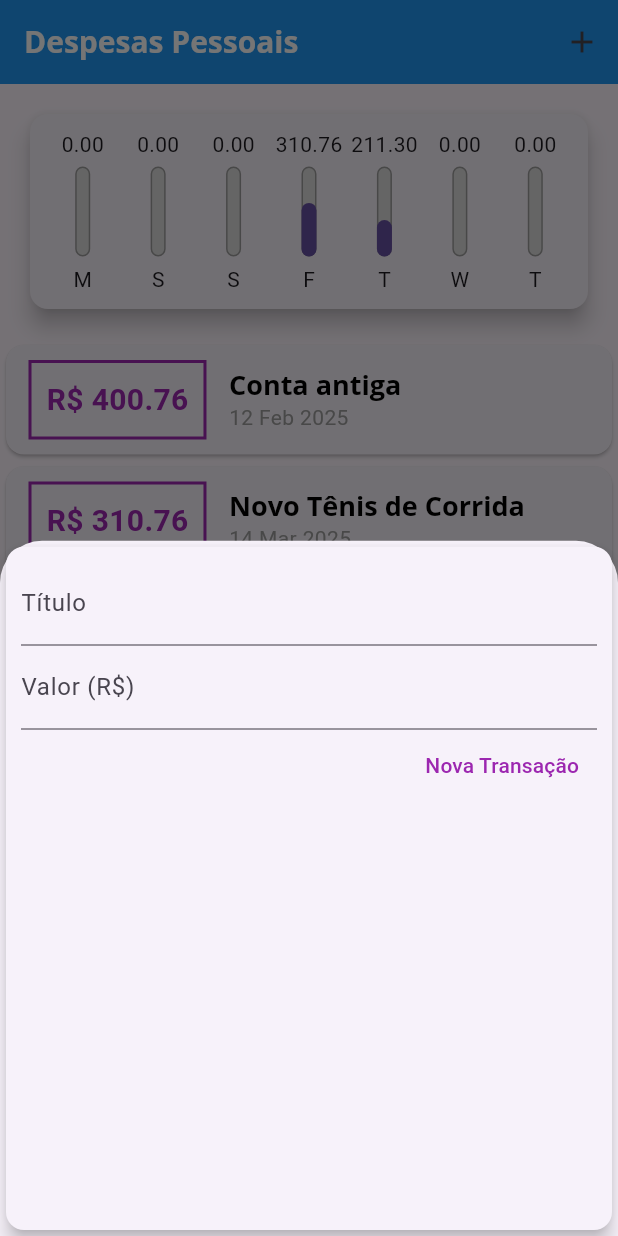
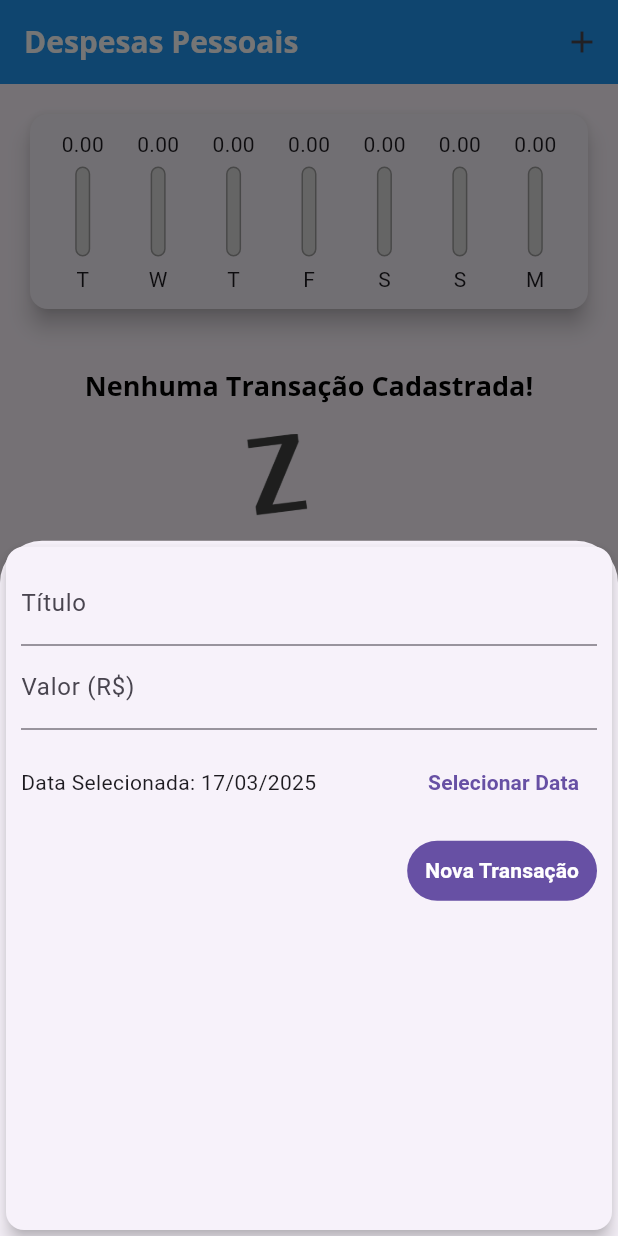
Before and after one commit to VladimirCGF/Expenses-Curso-Udemy, a Flutter app: the screen it shows after launch, after a tap on the "add" icon, on a phone screen of 412 x 824 dp. Run offline on Flutter 3.47's test engine with Material 3 defaults, Android fonts, the phone set to English and light mode, and no system bars.

Commit message:
Transação com Data

```diff
--- a/lib/components/chart.dart
+++ b/lib/components/chart.dart
@@ -25,7 +25,7 @@ class Chart extends StatelessWidget {
       }
 
       return {'day': DateFormat.E().format(weekDay)[0], 'value': totalSum};
-    });
+    }).reversed.toList();
   }
 
   double get _weekTotalValue {
@@ -50,7 +50,7 @@ class Chart extends StatelessWidget {
                   child: ChartBar(
                     label: tr['day'] as String,
                     value: tr['value'] as double,
-                    percentage: (tr['value'] as double) / _weekTotalValue,
+                    percentage: _weekTotalValue == 0 ? 0 : (tr['value'] as double) / _weekTotalValue,
                   ),
                 );
               }).toList(),
--- a/lib/components/chart_bar.dart
+++ b/lib/components/chart_bar.dart
@@ -16,8 +16,10 @@ class ChartBar extends StatelessWidget {
   Widget build(BuildContext context) {
     return Column(
       children: <Widget>[
-        FittedBox(
-            child: Text(value.toStringAsFixed(2))),
+        Container(
+          height: 20,
+          child: FittedBox(child: Text(value.toStringAsFixed(2))),
+        ),
         SizedBox(height: 5),
         Container(
           height: 60,
--- a/lib/components/transaction_form.dart
+++ b/lib/components/transaction_form.dart
@@ -1,28 +1,45 @@
 import 'package:flutter/material.dart';
+import 'package:intl/intl.dart';
 
 class TransactionForm extends StatefulWidget {
-  final void Function(String, double) onSubmit;
+  final void Function(String, double, DateTime) onSubmit;
 
-  const TransactionForm(this.onSubmit, {Key? key}) : super(key: key);
+  const TransactionForm(this.onSubmit, {super.key});
 
   @override
   State<TransactionForm> createState() => _TransactionFormState();
 }
 
 class _TransactionFormState extends State<TransactionForm> {
-  final titleController = TextEditingController();
-
-  final valueController = TextEditingController();
+  final _titleController = TextEditingController();
+  final _valueController = TextEditingController();
+  DateTime _selectedDate = DateTime.now();
 
   _submitForm() {
-    final title = titleController.text;
-    final value = double.tryParse(valueController.text) ?? 0;
+    final title = _titleController.text;
+    final value = double.tryParse(_valueController.text) ?? 0;
 
-    if (title.isEmpty || value <= 0) {
+    if (title.isEmpty || value <= 0 || _selectedDate == null) {
       return;
     }
 
-    widget.onSubmit(title, value);
+    widget.onSubmit(title, value, _selectedDate);
+  }
+
+  _showDatePicker() {
+    showDatePicker(
+      context: context,
+      initialDate: DateTime.now(),
+      firstDate: DateTime(2019),
+      lastDate: DateTime.now(),
+    ).then((pickedDate) {
+      if (pickedDate == null) {
+        return;
+      }
+      setState(() {
+        _selectedDate = pickedDate;
+      });
+    });
   }
 
   @override
@@ -34,19 +51,40 @@ class _TransactionFormState extends State<TransactionForm> {
         child: Column(
           children: [
             TextField(
-              controller: titleController,
+              controller: _titleController,
               onSubmitted: (_) => _submitForm(),
-              decoration: const InputDecoration(
-                labelText: 'Título',
-              ),
+              decoration: const InputDecoration(labelText: 'Título'),
             ),
             TextField(
-              controller: valueController,
-              keyboardType:
-              const TextInputType.numberWithOptions(decimal: true),
+              controller: _valueController,
+              keyboardType: const TextInputType.numberWithOptions(
+                decimal: true,
+              ),
               onSubmitted: (_) => _submitForm(),
-              decoration: const InputDecoration(
-                labelText: 'Valor (R\$)',
+              decoration: const InputDecoration(labelText: 'Valor (R\$)'),
+            ),
+            Container(
+              height: 70,
+              child: Row(
+                children: <Widget>[
+                  Expanded(
+                    child: Text(
+                      _selectedDate == null
+                          ? 'Nenhum data selecionada!'
+                          : 'Data Selecionada: ${DateFormat('dd/MM/y').format(_selectedDate)}',
+                    ),
+                  ),
+                  TextButton(
+                    onPressed: _showDatePicker,
+                    child: Text(
+                      'Selecionar Data',
+                      style: TextStyle(
+                        color: Theme.of(context).primaryColor,
+                        fontWeight: FontWeight.bold,
+                      ),
+                    ),
+                  ),
+                ],
               ),
             ),
             Row(
@@ -54,13 +92,17 @@ class _TransactionFormState extends State<TransactionForm> {
               children: <Widget>[
                 TextButton(
                   onPressed: _submitForm,
+                  style: TextButton.styleFrom(
+                    backgroundColor: Theme.of(context).primaryColor,
+                  ),
                   child: const Text(
                     'Nova Transação',
                     style: TextStyle(
-                      color: Colors.purple,
+                      color: Colors.white,
+                      fontWeight: FontWeight.bold,
                     ),
                   ),
-                )
+                ),
               ],
             ),
           ],
--- a/lib/components/transaction_list.dart
+++ b/lib/components/transaction_list.dart
@@ -1,6 +1,7 @@
 import 'package:flutter/material.dart';
+import 'package:intl/intl.dart';
+
 import '../models/transaction.dart';
-import 'package:intl/intl.dart';
 
 class TransactionList extends StatelessWidget {
   final List<Transaction> transactions;
@@ -11,7 +12,8 @@ class TransactionList extends StatelessWidget {
   Widget build(BuildContext context) {
     return SizedBox(
       height: 300,
-      child: transactions.isEmpty
+      child:
+          transactions.isEmpty
               ? Column(
                 children: [
                   const SizedBox(height: 20),
@@ -34,45 +36,27 @@ class TransactionList extends StatelessWidget {
                 itemBuilder: (ctx, index) {
                   final tr = transactions[index];
                   return Card(
-            child: Row(
-              children: [
-                Container(
-                  margin: const EdgeInsets.symmetric(
-                    horizontal: 15,
-                    vertical: 10,
+                    elevation: 5,
+                    margin: EdgeInsets.symmetric(
+                      vertical: 8,
+                      horizontal: 5,
                     ),
-                  decoration: BoxDecoration(
-                    border: Border.all(
-                      color: Theme.of(context).colorScheme.primary,
-                      width: 2,
+                    child: ListTile(
+                      leading: CircleAvatar(
+                        radius: 30,
+                        child: Padding(
+                          padding: const EdgeInsets.all(6.0),
+                          child: FittedBox(
+                              child: Text('R\$${tr.value}')),
                         ),
                       ),
-                  padding: const EdgeInsets.all(10),
-                  child: Text(
-                    'R\$ ${tr.value.toStringAsFixed(2)}',
-                    style: TextStyle(
-                      fontWeight: FontWeight.bold,
-                      fontSize: 20,
-                      color: Theme.of(context).colorScheme.primary,
-                    ),
-                  ),
-                ),
-                Column(
-                  crossAxisAlignment: CrossAxisAlignment.start,
-                  children: [
-                    Text(
+                      title: Text(
                         tr.title,
                         style: Theme.of(context).textTheme.titleLarge,
                       ),
-                    Text(
+                      subtitle: Text(
                         DateFormat('d MMM y').format(tr.date),
-                      style: const TextStyle(
-                        color: Colors.grey,
                       ),
-                    ),
-                  ],
-                ),
-              ],
                     ),
                   );
                 },
--- a/lib/main.dart
+++ b/lib/main.dart
@@ -1,8 +1,9 @@
+import 'dart:math';
+
 import 'package:expenses/components/chart.dart';
 import 'package:expenses/components/transaction_form.dart';
 import 'package:flutter/material.dart';
-import 'dart:math';
-import 'components/transaction_form.dart';
+
 import 'components/transaction_list.dart';
 import 'models/transaction.dart';
 
@@ -10,6 +11,7 @@ main() => runApp(ExpensesApp());
 
 class ExpensesApp extends StatelessWidget {
   ExpensesApp({super.key});
+
   final ThemeData tema = ThemeData();
 
   @override
@@ -49,27 +51,7 @@ class MyHomePage extends StatefulWidget {
 }
 
 class _MyHomePageState extends State<MyHomePage> {
-  final List<Transaction> _transactions = [
-
-    Transaction(
-      id: 't0',
-      title: 'Conta antiga',
-      value: 400.76,
-      date: DateTime.now().subtract(Duration(days: 33)),
-    ),
-    Transaction(
-      id: 't1',
-      title: 'Novo Tênis de Corrida',
-      value: 310.76,
-      date: DateTime.now().subtract(Duration(days: 3)),
-    ),
-    Transaction(
-      id: 't2',
-      title: 'Conta de Luz',
-      value: 211.30,
-      date: DateTime.now().subtract(Duration(days: 4)),
-    ),
-  ];
+  final List<Transaction> _transactions = [];
 
   List<Transaction> get _recentTransactions {
     return _transactions.where((tr) {
@@ -77,12 +59,12 @@ class _MyHomePageState extends State<MyHomePage> {
     }).toList();
   }
 
-  _addTransaction(String title, double value) {
+  _addTransaction(String title, double value, DateTime date) {
     final newTransaction = Transaction(
       id: Random().nextDouble().toString(),
       title: title,
       value: value,
-      date: DateTime.now(),
+      date: date,
     );
 
     setState(() {
@@ -117,7 +99,7 @@ class _MyHomePageState extends State<MyHomePage> {
       body: SingleChildScrollView(
         child: Column(
           crossAxisAlignment: CrossAxisAlignment.stretch,
-          children: <Widget> [
+          children: <Widget>[
             Chart(_recentTransactions),
             TransactionList(_transactions),
           ],
```
Lines whose indentation alone changed are shown as unchanged.
